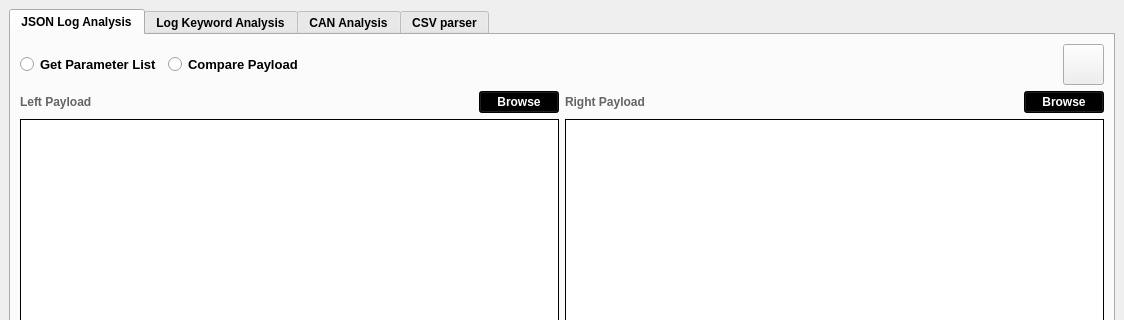
Old version of the form LogFileAnalysis.ui in the repository ashu7mishra/Log-Analysis-Tool; both pictures show x 0 to 1124 and y 0 to 320 of the 1124 by 869 pixel window.
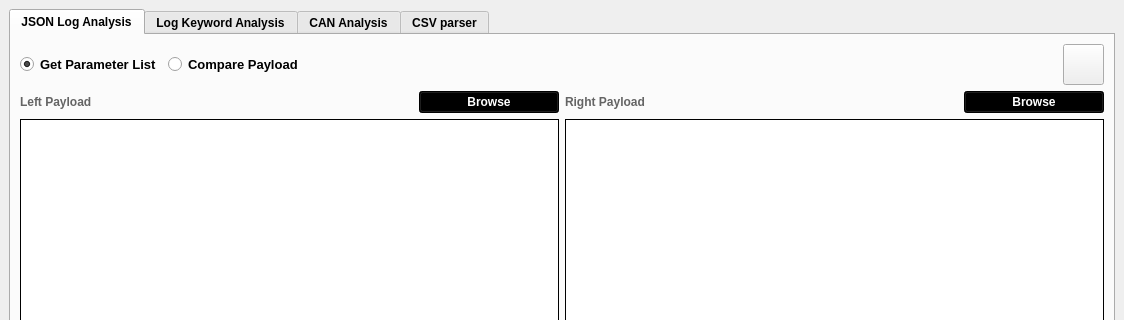
New version of the form. The open tabs and pages were chosen to show the change.

Commit message: updated get parameter and compare payload

```diff
--- a/LogFileAnalysis.ui
+++ b/LogFileAnalysis.ui
@@ -49,6 +49,9 @@
             <property name="text">
              <string>Get Parameter List</string>
             </property>
+            <property name="checked">
+             <bool>true</bool>
+            </property>
             <attribute name="buttonGroup">
              <string notr="true">buttonGroup_2</string>
             </attribute>
@@ -129,21 +132,14 @@
                 </property>
                </widget>
               </item>
-              <item>
-               <spacer name="horizontalSpacer">
-                <property name="orientation">
-                 <enum>Qt::Horizontal</enum>
-                </property>
-                <property name="sizeHint" stdset="0">
-                 <size>
-                  <width>40</width>
-                  <height>20</height>
-                 </size>
-                </property>
-               </spacer>
-              </item>
               <item>
                <widget class="QPushButton" name="LeftPayloadpushButton">
+                <property name="maximumSize">
+                 <size>
+                  <width>140</width>
+                  <height>16777215</height>
+                 </size>
+                </property>
                 <property name="font">
                  <font>
                   <pointsize>9</pointsize>
@@ -204,21 +200,14 @@
                 </property>
                </widget>
               </item>
-              <item>
-               <spacer name="horizontalSpacer_3">
-                <property name="orientation">
-                 <enum>Qt::Horizontal</enum>
-                </property>
-                <property name="sizeHint" stdset="0">
-                 <size>
-                  <width>40</width>
-                  <height>20</height>
-                 </size>
-                </property>
-               </spacer>
-              </item>
               <item>
                <widget class="QPushButton" name="RightPayloadpushButton">
+                <property name="maximumSize">
+                 <size>
+                  <width>140</width>
+                  <height>16777215</height>
+                 </size>
+                </property>
                 <property name="font">
                  <font>
                   <pointsize>9</pointsize>
```
Left out of the diff: 6 changed lines with no effect on the pictures. The commit also changes 2 other files.
